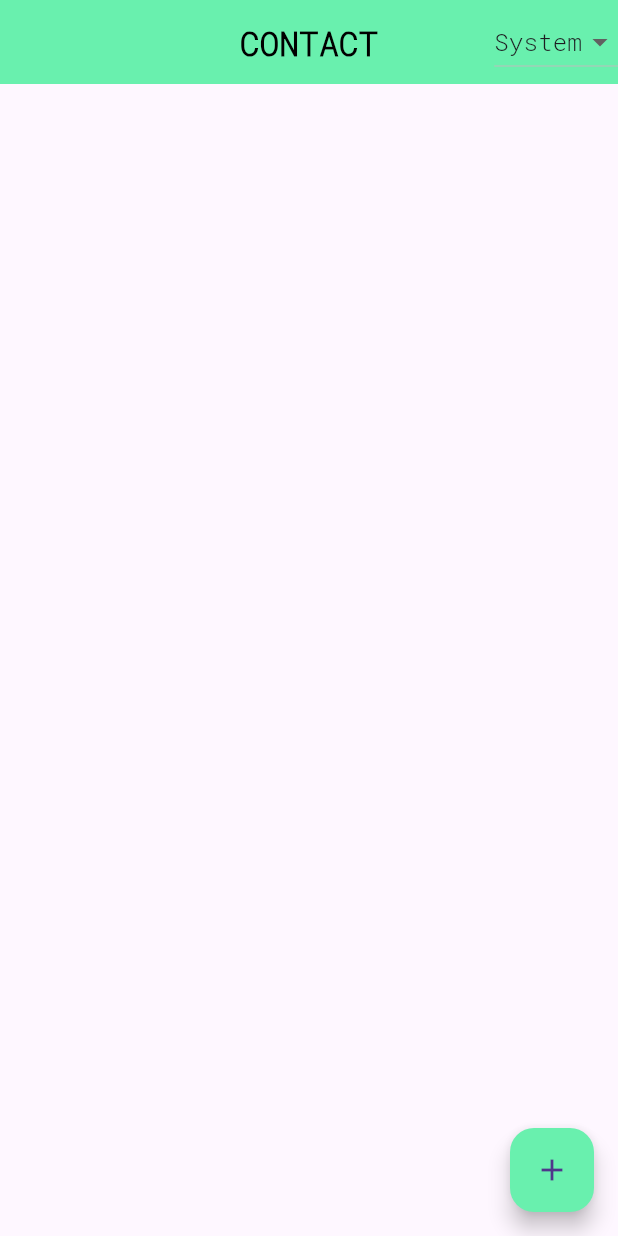
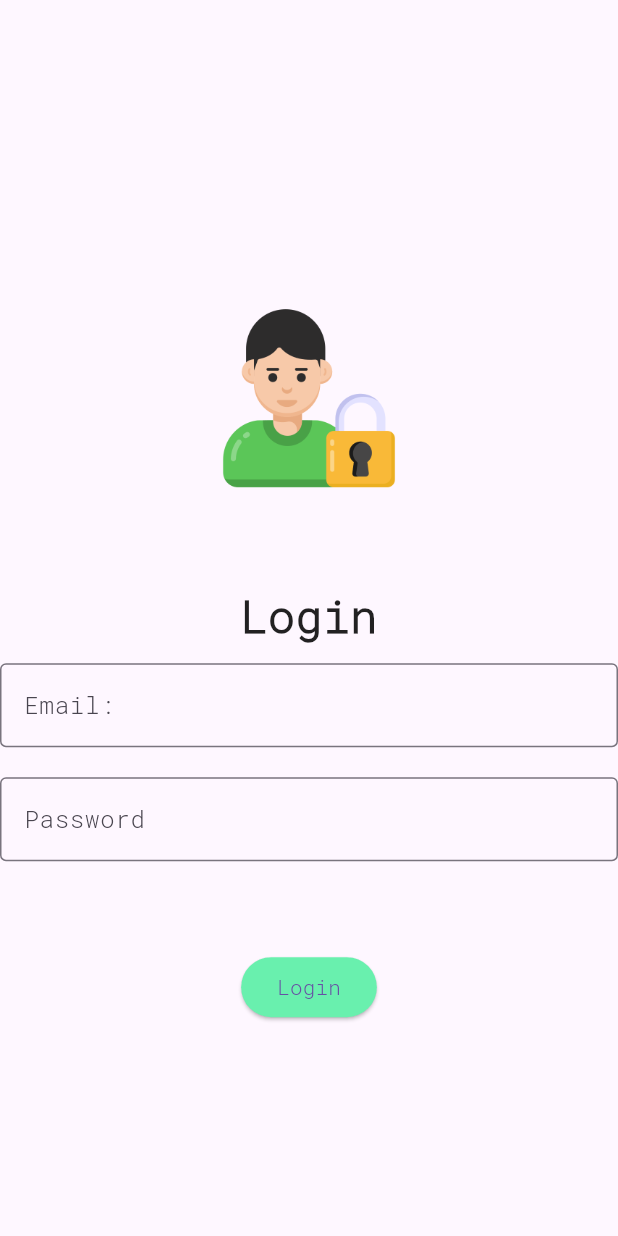
Before and after one commit to poojaranpariya29/contact_diary, a Flutter app: the screen it shows after launch, on a phone screen of 412 x 824 dp. Run offline on Flutter 3.47's test engine with Material 3 defaults, Android fonts, the phone set to English and light mode, and no system bars; our stand-ins replace image_picker, share_plus, shared_preferences.

Commit message:
themeprovider

```diff
--- a/lib/contact_model.dart
+++ b/lib/contact_model.dart
@@ -1,9 +1,4 @@
-class ContactModel {
-  String? fname;
-  String? lname;
-  String? phone;
-  String? email;
-  String? image;
-
-  ContactModel({this.fname, this.lname, this.phone, this.email, this.image});
+class ContactModal {
+  String? image, fname, lname, phone, email;
+  ContactModal({this.image, this.fname, this.lname, this.phone, this.email});
 }
--- /dev/null
+++ b/lib/login_page.dart
@@ -0,0 +1,123 @@
+import 'package:contact_diary/theme_provider.dart';
+import 'package:flutter/material.dart';
+import 'package:provider/provider.dart';
+import 'package:shared_preferences/shared_preferences.dart';
+
+import 'home_page.dart';
+
+class LoginPage extends StatefulWidget {
+  const LoginPage({super.key});
+
+  @override
+  State<LoginPage> createState() => _LoginPageState();
+}
+
+class _LoginPageState extends State<LoginPage> {
+  GlobalKey<FormState> fKey = GlobalKey<FormState>();
+  TextEditingController email = TextEditingController();
+  TextEditingController pass = TextEditingController();
+
+  @override
+  void didChangeDependencies() {
+    {
+      SharedPreferences.getInstance().then((value) {
+        var themeMode = value.getInt("themeMode");
+        Provider.of<ThemeProvider>(context, listen: false)
+            .changetheme(themeMode ?? 0);
+      });
+      super.didChangeDependencies();
+    }
+
+    SharedPreferences.getInstance().then((pref) {
+      var isLogin = pref.getBool("isLogin");
+      if (isLogin ?? false) {
+        Navigator.pushReplacement(context, MaterialPageRoute(
+          builder: (context) {
+            return HomePage();
+          },
+        ));
+      }
+    });
+  }
+
+  @override
+  Widget build(BuildContext context) {
+    return Scaffold(
+      body: Center(
+        child: Form(
+          key: fKey,
+          child: SingleChildScrollView(
+            child: Column(
+              mainAxisSize: MainAxisSize.min,
+              children: [
+                Container(
+                  height: MediaQuery.sizeOf(context).height * 0.30,
+                  width: MediaQuery.sizeOf(context).width * 0.30,
+                  child: const Image(
+                    image: AssetImage("assets/images/login.png"),
+                  ),
+                ),
+                const Text(
+                  "Login",
+                  style: TextStyle(fontSize: 30, fontWeight: FontWeight.bold),
+                ),
+                const SizedBox(
+                  height: 10,
+                ),
+                TextFormField(
+                  controller: email,
+                  decoration: InputDecoration(
+                      hintText: "Email:", border: OutlineInputBorder()),
+                  validator: (value) {
+                    if (value!.isEmpty) {
+                      return "Enter Email Address:";
+                    }
+                  },
+                ),
+                SizedBox(
+                  height: 20,
+                ),
+                TextFormField(
+                  controller: pass,
+                  decoration: InputDecoration(
+                      hintText: "Password", border: OutlineInputBorder()),
+                  validator: (value) {
+                    if (value!.isEmpty) {
+                      return "please enter password";
+                    }
+                  },
+                ),
+                SizedBox(
+                  height: 60,
+                ),
+                ElevatedButton(
+                    onPressed: () async {
+                      var isVAl = fKey.currentState?.validate() ?? false;
+                      if (isVAl) {
+                        if (email.text == "pooja@gmail.com" &&
+                            pass.text == "123456") {
+                          var sp = await SharedPreferences.getInstance();
+                          await sp.setBool("isLogin", true);
+
+                          Navigator.pushNamed(
+                            context,
+                            "home",
+                          );
+                        } else {
+                          ScaffoldMessenger.of(context).showSnackBar(
+                            SnackBar(
+                              content: Text("Invalid"),
+                            ),
+                          );
+                        }
+                      } else {}
+                    },
+                    child: Text("Login"))
+              ],
+            ),
+          ),
+        ),
+      ),
+    );
+  }
+}
--- a/lib/main.dart
+++ b/lib/main.dart
@@ -1,9 +1,12 @@
 import 'package:contact_diary/home_page.dart';
+import 'package:contact_diary/login_page.dart';
 import 'package:contact_diary/theme_provider.dart';
 import 'package:flutter/material.dart';
 import 'package:provider/provider.dart';
 
+import 'add_page.dart';
 import 'contact_provider.dart';
+import 'detail_page.dart';
 
 void main() {
   runApp(const MyApp());
@@ -36,7 +39,13 @@ class _MyAppState extends State<MyApp> {
           theme: Provider.of<ThemeProvider>(context).getlight(),
           darkTheme: Provider.of<ThemeProvider>(context).getdark(),
           themeMode: Provider.of<ThemeProvider>(context).gettheme(),
-          home: HomePage(),
+          initialRoute: "/",
+          routes: {
+            "/": (context) => LoginPage(),
+            "home": (context) => HomePage(),
+            "add": (context) => AddPage(),
+            "detail": (context) => Detail_Page(),
+          },
         );
       },
     );
--- a/pubspec.yaml
+++ b/pubspec.yaml
@@ -63,7 +63,8 @@ flutter:
   uses-material-design: true
 
   # To add assets to your application, add an assets section, like this:
-  # assets:
+  assets:
+    - assets/images/
   #   - images/a_dot_burr.jpeg
   #   - images/a_dot_ham.jpeg
 
```
Also changed, not shown: lib/add_page.dart (+41 -34 lines), lib/contact_provider.dart (+24 -8 lines), lib/detail_page.dart (added, +260 -0 lines), lib/home_page.dart (+42 -27 lines), assets/images/login.png (added).
